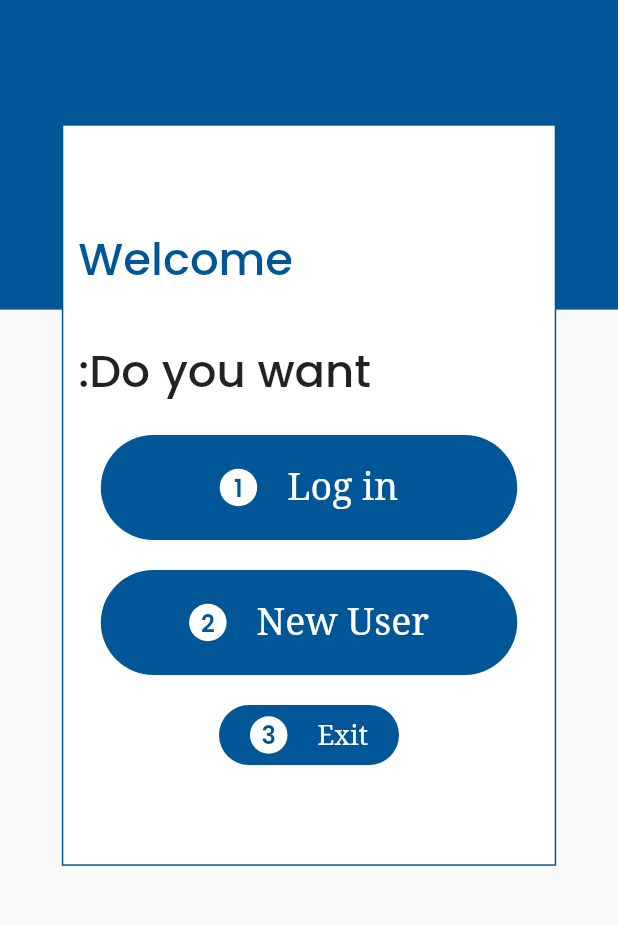
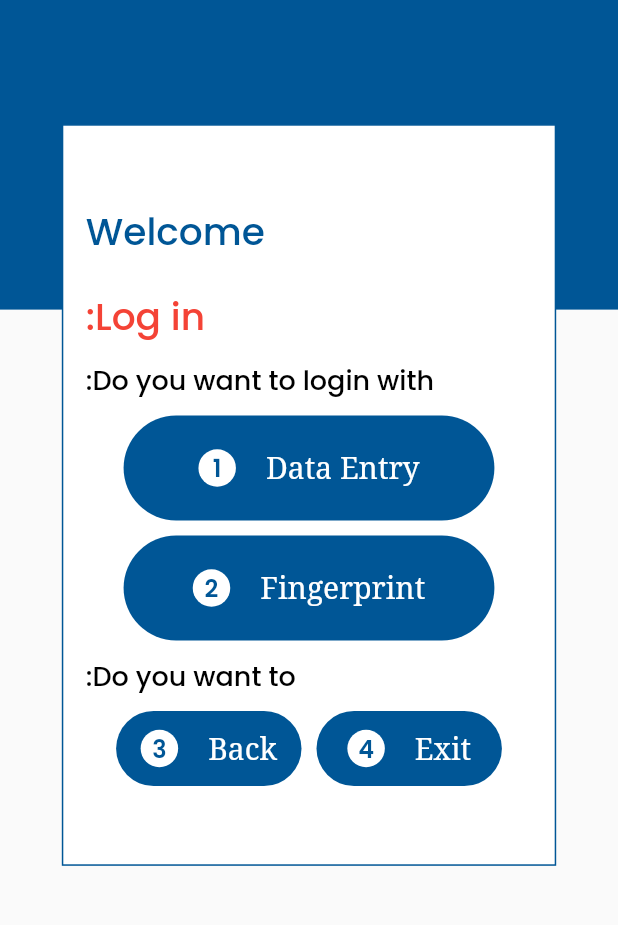
Before and after one commit to Shahzad-Official/ara_smart_app, a Flutter app: the screen it shows after launch, after a tap on an icon or button, on a phone screen of 412 x 824 dp, the part 123-1048 px from its top. Run offline on Flutter 3.47's test engine with Material 2 defaults, Android fonts, the light colour scheme and no system bars; our stand-ins replace flutter_spinkit, flutter_svg, get, google_fonts, speech_to_text.

Commit message:
Login Screen 3 done

```diff
--- a/lib/views/register_screens/login.dart
+++ b/lib/views/register_screens/login.dart
@@ -6,6 +6,7 @@ import '../../widgets/app_button.dart';
 import '../../widgets/app_text.dart';
 import '../../widgets/background_screen.dart';
 import 'if_exit.dart';
+import 'login_screen3.dart';
 
 class Login extends StatelessWidget {
   const Login({Key? key}) : super(key: key);
@@ -56,7 +57,11 @@ class Login extends StatelessWidget {
                           height: 20,
                         ),
                         InkWell(
-                          onTap: () {},
+                          onTap: () {
+                            Get.to(
+                              LoginScreen3(),
+                            );
+                          },
                           child: Padding(
                             padding:
                                 const EdgeInsets.only(left: 25.0, right: 25),
--- /dev/null
+++ b/lib/views/register_screens/login_screen3.dart
@@ -0,0 +1,144 @@
+import 'package:ara_smart_app/constants/app_colors.dart';
+import 'package:ara_smart_app/widgets/app_button.dart';
+import 'package:ara_smart_app/widgets/app_text.dart';
+import 'package:ara_smart_app/widgets/background_screen.dart';
+import 'package:flutter/material.dart';
+
+class LoginScreen3 extends StatelessWidget {
+  const LoginScreen3({Key? key}) : super(key: key);
+
+  @override
+  Widget build(BuildContext context) {
+    return ColoredBox(
+      color: AppColors.primaryColor,
+      child: SafeArea(
+        child: Scaffold(
+          body: BackgroundScreen(
+            child: Padding(
+              padding: const EdgeInsets.only(left: 15.0, right: 15),
+              child: Column(
+                mainAxisAlignment: MainAxisAlignment.center,
+                children: [
+                  Row(
+                    children: [
+                      AppText(
+                        text: "Welcome",
+                        fontSize: 25,
+                        fontWeight: FontWeight.w500,
+                        color: AppColors.primaryColor,
+                      ),
+                    ],
+                  ),
+                  SizedBox(
+                    height: 20,
+                  ),
+                  Row(
+                    children: [
+                      AppText(
+                        text: ":Log in",
+                        fontSize: 25,
+                        fontWeight: FontWeight.w500,
+                        color: Colors.red,
+                      ),
+                    ],
+                  ),
+                  SizedBox(
+                    height: 10,
+                  ),
+                  Row(
+                    children: [
+                      AppText(
+                        text: ":Do you want to login with",
+                        fontSize: 18,
+                        fontWeight: FontWeight.w500,
+                        color: Colors.black,
+                      ),
+                    ],
+                  ),
+                  SizedBox(
+                    height: 10,
+                  ),
+                  InkWell(
+                    onTap: () {},
+                    child: CustomButton(
+                      text: "Data Entry",
+                      num: "1",
+                      height: 70,
+                      fontSize: 20,
+                      color: Colors.white,
+                      fontWeight: FontWeight.w500,
+                      width: MediaQuery.of(context).size.width * 0.6,
+                    ),
+                  ),
+                  SizedBox(
+                    height: 10,
+                  ),
+                  InkWell(
+                    onTap: () {},
+                    child: CustomButton(
+                      text: "Fingerprint",
+                      num: "2",
+                      height: 70,
+                      fontSize: 20,
+                      color: Colors.white,
+                      fontWeight: FontWeight.w500,
+                      width: MediaQuery.of(context).size.width * 0.6,
+                    ),
+                  ),
+                  SizedBox(
+                    height: 10,
+                  ),
+                  Row(
+                    children: [
+                      AppText(
+                        text: ":Do you want to",
+                        fontSize: 18,
+                        fontWeight: FontWeight.w500,
+                        color: Colors.black,
+                      ),
+                    ],
+                  ),
+                  SizedBox(
+                    height: 10,
+                  ),
+                  Row(
+                    mainAxisAlignment: MainAxisAlignment.center,
+                    children: [
+                      InkWell(
+                        onTap: () {},
+                        child: CustomButton(
+                          text: "Back",
+                          num: "3",
+                          height: 50,
+                          fontSize: 20,
+                          color: Colors.white,
+                          fontWeight: FontWeight.w500,
+                          width: MediaQuery.of(context).size.width * 0.3,
+                        ),
+                      ),
+                      SizedBox(
+                        width: 10,
+                      ),
+                      InkWell(
+                        onTap: () {},
+                        child: CustomButton(
+                          text: "Exit",
+                          num: "4",
+                          height: 50,
+                          fontSize: 20,
+                          color: Colors.white,
+                          fontWeight: FontWeight.w500,
+                          width: MediaQuery.of(context).size.width * 0.3,
+                        ),
+                      ),
+                    ],
+                  )
+                ],
+              ),
+            ),
+          ),
+        ),
+      ),
+    );
+  }
+}
```
